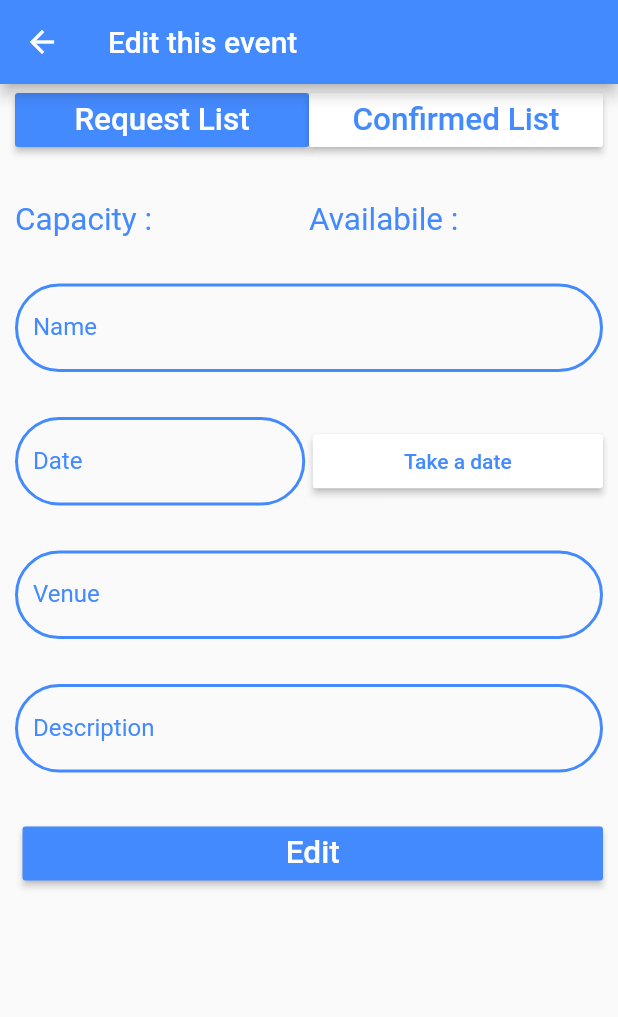
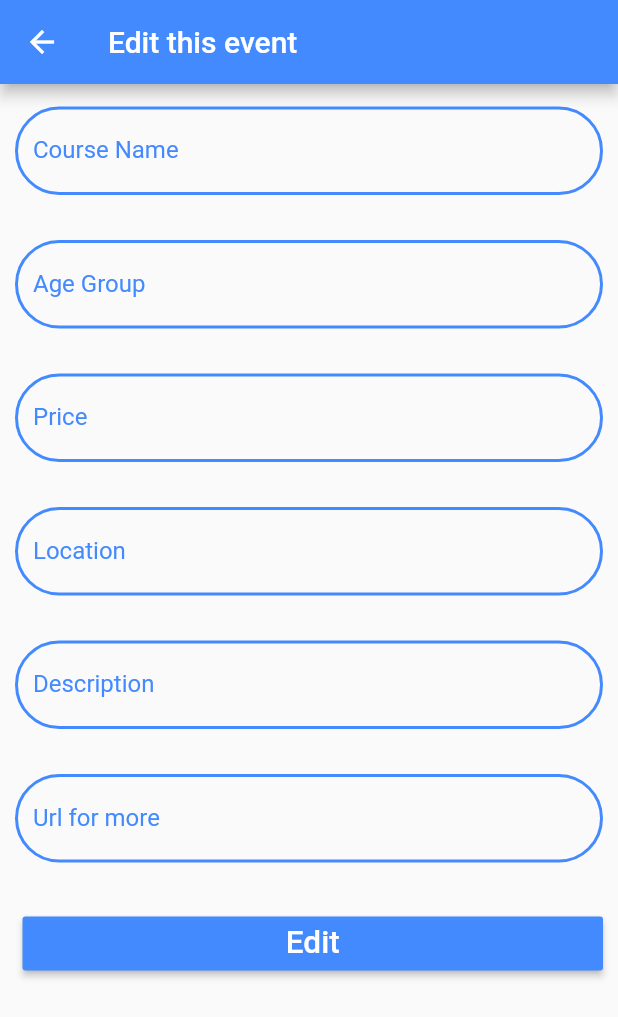
Before and after one commit to Group40/SandT_Group, a Flutter app: the EditCourse screen opened directly with empty values, on a phone screen of 412 x 824 dp. Shown: the top 1017 px of the screen. Run offline on Flutter 3.47's test engine with Material 2 defaults, Android fonts, the phone set to English and light mode, and no system bars; our stand-ins replace email_validator, flutter_calendar_carousel, font_awesome_flutter, image_picker, shared_preferences; accounts and stored records are empty; network calls fail.

Commit message:
Edit course

```diff
--- a/lib/Institute/EditCourse.dart
+++ b/lib/Institute/EditCourse.dart
@@ -2,11 +2,11 @@ import 'package:flutter/material.dart';
 import 'package:http/http.dart' as http;
 import 'dart:async';
 import 'dart:convert';
-// import 'EventPublishing.dart';
-// import 'RequestList.dart';
-// import 'ConfirmedList.dart';
 
-var url = "http://10.0.2.2:8080/updateEvent";
+import 'package:sandtgroup/Institute/AdminCourseList.dart';
+import './AdminCourseList.dart';
+
+var url2 = "http://10.0.2.2:8080/updateCourse";
 
 class EditCourse extends StatefulWidget {
   final String text;
@@ -19,51 +19,52 @@ class EditCourse extends StatefulWidget {
 
 class EditCourseState extends State<EditCourse> {
   EditCourseState(String text);
-  DateTime _dateTime = DateTime.now();
   var _formKey = GlobalKey<FormState>();
-  var event;
+  var course;
   String name = '';
   String id = '';
-  String date = '';
-  String venue = '';
+  String ageGroup = '';
+  String price = '';
+  String location = '';
   String description = '';
-  String headCount = '';
-  String available = '';
+  String url = '';
 
   Future<String> getData() async {
     http.Response response = await http.get(
-        Uri.encodeFull("http://10.0.2.2:8080/findAllEvents/" + widget.text),
+        Uri.encodeFull("http://10.0.2.2:8080/findAllCourses/" + widget.text),
         headers: {"Accept": "application/json"});
 
     this.setState(() {
-      event = jsonDecode(response.body);
-      id = event['id'];
-      name = event['name'];
-      date = event['date'];
-      venue = event['venue'];
-      description = event['description'];
-      headCount = event['headCount'];
-      available = event['available'];
+      course = jsonDecode(response.body);
+      id = course['id'];
+      name = course['name'];
+      ageGroup = course['ageGroup'];
+      price = course['price'];
+      location = course['location'];
+      description = course['description'];
+      url = course['url'];
     });
   }
 
   TextEditingController nameController = TextEditingController();
-  TextEditingController dateController = TextEditingController();
-  TextEditingController venueController = TextEditingController();
+  TextEditingController ageGroupController = TextEditingController();
+  TextEditingController priceController = TextEditingController();
+  TextEditingController locationController = TextEditingController();
   TextEditingController descriptionController = TextEditingController();
+  TextEditingController urlController = TextEditingController();
 
   void update() async {
     debugPrint('funtion called');
     var body = jsonEncode({
       'id': id,
       'name': nameController.text,
-      'date': dateController.text,
-      'venue': venueController.text,
+      'ageGroup': ageGroupController.text,
+      'price': priceController.text,
+      'location': locationController.text,
       'description': descriptionController.text,
-      'headCount': headCount,
-      'available': available
+      'url': urlController.text
     });
-    return await http.post(url, body: body, headers: {
+    return await http.post(url2, body: body, headers: {
       "Accept": "application/json",
       "content-type": "application/json"
     }).then((dynamic res) {
@@ -107,7 +108,7 @@ class EditCourseState extends State<EditCourse> {
               Navigator.pop(context, true);
               Navigator.pop(context, true);
               Navigator.push(context, MaterialPageRoute(builder: (context) {
-                // return EventPublishing();
+                return AdminCourse();
               }));
             }),
         //Optional back button ends
@@ -120,96 +121,6 @@ class EditCourseState extends State<EditCourse> {
                 EdgeInsets.only(top: 0.0, left: 10.0, right: 10.0, bottom: 5),
             child: ListView(
               children: <Widget>[
-                //Buttons
-                Padding(
-                  padding: EdgeInsets.only(top: 0, bottom: 15.0),
-                  child: Row(
-                    children: <Widget>[
-                      //Request Button
-                      Expanded(
-                        child: RaisedButton(
-                          color: Theme.of(context).primaryColor,
-                          textColor: Theme.of(context).accentColor,
-                          child: Text(
-                            'Request List',
-                            textScaleFactor: 1.5,
-                            style: TextStyle(
-                              color: Theme.of(context).accentColor,
-                            ),
-                          ),
-                          onPressed: () {
-                            setState(() {
-                              Navigator.push(context,
-                                  MaterialPageRoute(builder: (context) {
-                                // return RequestList(text: id);
-                              }));
-                            });
-                          },
-                        ),
-                      ),
-
-                      //Confirm Button
-                      Expanded(
-                        child: RaisedButton(
-                          color: Theme.of(context).accentColor,
-                          textColor: Theme.of(context).primaryColorLight,
-                          child: Text(
-                            'Confirmed List',
-                            textScaleFactor: 1.5,
-                            style: TextStyle(
-                              color: Theme.of(context).primaryColor,
-                            ),
-                          ),
-                          onPressed: () {
-                            setState(() {
-                              Navigator.push(context,
-                                  MaterialPageRoute(builder: (context) {
-                                // return ConfirmedList(text: id);
-                              }));
-                            });
-                          },
-                        ),
-                      ),
-                    ],
-                  ),
-                ),
-
-                //Capacity and Availability
-                Padding(
-                  padding: EdgeInsets.only(top: 15.0, bottom: 15.0),
-                  child: Row(
-                    children: <Widget>[
-                      //Capacity
-                      Expanded(
-                        child: Text(
-                          'Capacity : ' + headCount,
-                          textScaleFactor: 1.5,
-                          style: TextStyle(
-                            color: Theme.of(context).primaryColor,
-                          ),
-                        ),
-                      ),
-                      Container(
-                        width: 5.0,
-                      ),
-
-                      //Availability
-                      Expanded(
-                        child: Text(
-                          'Availabile : ' + available,
-                          textScaleFactor: 1.5,
-                          style: TextStyle(
-                            color: Theme.of(context).primaryColor,
-                          ),
-                        ),
-                      ),
-                      Container(
-                        width: 5.0,
-                      ),
-                    ],
-                  ),
-                ),
-
                 //Name Field
                 Padding(
                   padding: EdgeInsets.only(top: 15.0, bottom: 15.0),
@@ -217,7 +128,7 @@ class EditCourseState extends State<EditCourse> {
                     controller: nameController..text = name,
                     validator: (String value) {
                       if (value.isEmpty) {
-                        return 'Please enter the Name';
+                        return 'Please enter a course name';
                       }
                       return null;
                     },
@@ -228,7 +139,7 @@ class EditCourseState extends State<EditCourse> {
                       debugPrint('Something changed in Text Field');
                     },
                     decoration: InputDecoration(
-                        labelText: 'Name',
+                        labelText: 'Course Name',
                         labelStyle: TextStyle(
                           color: Theme.of(context).primaryColor,
                         ),
@@ -244,19 +155,14 @@ class EditCourseState extends State<EditCourse> {
                   ),
                 ),
 
-                //Date Field
+                //Age Group Field
                 Padding(
                   padding: EdgeInsets.only(top: 15.0, bottom: 15.0),
-                  child: Row(
-                    children: <Widget>[
-                      //Date Field
-                      Expanded(
                   child: TextFormField(
-                          enabled: false,
-                          controller: dateController..text = date,
+                    controller: ageGroupController..text = ageGroup,
                     validator: (String value) {
                       if (value.isEmpty) {
-                              return 'Please enter the date';
+                        return 'Please enter age group';
                       }
                       return null;
                     },
@@ -267,11 +173,11 @@ class EditCourseState extends State<EditCourse> {
                       debugPrint('Something changed in Text Field');
                     },
                     decoration: InputDecoration(
-                              labelText: 'Date',
+                        labelText: 'Age Group',
                         labelStyle: TextStyle(
                           color: Theme.of(context).primaryColor,
                         ),
-                              disabledBorder: OutlineInputBorder(
+                        enabledBorder: OutlineInputBorder(
                           borderSide: BorderSide(
                               color: Theme.of(context).primaryColor,
                               width: 2.0),
@@ -282,53 +188,15 @@ class EditCourseState extends State<EditCourse> {
                         )),
                   ),
                 ),
-                      Container(
-                        width: 5.0,
-                      ),
 
-                      //Calendar Button
-                      Expanded(
-                        child: ButtonTheme(
-                          child: RaisedButton(
-                            color: Theme.of(context).accentColor,
-                            child: Text(
-                              'Take a date',
-                              style: TextStyle(
-                                color: Theme.of(context).primaryColor,
-                              ),
-                            ),
-                            onPressed: () {
-                              showDatePicker(
-                                context: context,
-                                initialDate: DateTime.now(),
-                                firstDate: DateTime(2001),
-                                lastDate: DateTime(2222),
-                              ).then((inputDate) => {
-                                    setState(() {
-                                      if (inputDate != null) {
-                                        _dateTime = inputDate;
-                                        date = _dateTime
-                                            .toString()
-                                            .substring(0, 10);
-                                      }
-                                    }),
-                                  });
-                            },
-                          ),
-                        ),
-                      ),
-                    ],
-                  ),
-                ),
-
-                //Venue Field
+                //Price Field
                 Padding(
                   padding: EdgeInsets.only(top: 15.0, bottom: 15.0),
                   child: TextFormField(
-                    controller: venueController..text = venue,
+                    controller: priceController..text = price,
                     validator: (String value) {
                       if (value.isEmpty) {
-                        return 'Please enter the venue';
+                        return 'Please enter the price';
                       }
                       return null;
                     },
@@ -339,7 +207,41 @@ class EditCourseState extends State<EditCourse> {
                       debugPrint('Something changed in Text Field');
                     },
                     decoration: InputDecoration(
-                        labelText: 'Venue',
+                        labelText: 'Price',
+                        labelStyle: TextStyle(
+                          color: Theme.of(context).primaryColor,
+                        ),
+                        enabledBorder: OutlineInputBorder(
+                          borderSide: BorderSide(
+                              color: Theme.of(context).primaryColor,
+                              width: 2.0),
+                          borderRadius: BorderRadius.circular(35.0),
+                        ),
+                        border: OutlineInputBorder(
+                          borderRadius: BorderRadius.circular(5.0),
+                        )),
+                  ),
+                ),
+
+                //Location Field
+                Padding(
+                  padding: EdgeInsets.only(top: 15.0, bottom: 15.0),
+                  child: TextFormField(
+                    controller: locationController..text = location,
+                    validator: (String value) {
+                      if (value.isEmpty) {
+                        return 'Please enter the location';
+                      }
+                      return null;
+                    },
+                    style: TextStyle(
+                      color: Theme.of(context).primaryColor,
+                    ),
+                    onChanged: (value) {
+                      debugPrint('Something changed in Text Field');
+                    },
+                    decoration: InputDecoration(
+                        labelText: 'Location',
                         labelStyle: TextStyle(
                           color: Theme.of(context).primaryColor,
                         ),
@@ -375,6 +277,40 @@ class EditCourseState extends State<EditCourse> {
                     },
                     decoration: InputDecoration(
                         labelText: 'Description',
+                        labelStyle: TextStyle(
+                          color: Theme.of(context).primaryColor,
+                        ),
+                        enabledBorder: OutlineInputBorder(
+                          borderSide: BorderSide(
+                              color: Theme.of(context).primaryColor,
+                              width: 2.0),
+                          borderRadius: BorderRadius.circular(35.0),
+                        ),
+                        border: OutlineInputBorder(
+                          borderRadius: BorderRadius.circular(5.0),
+                        )),
+                  ),
+                ),
+
+                //Url Field
+                Padding(
+                  padding: EdgeInsets.only(top: 15.0, bottom: 15.0),
+                  child: TextFormField(
+                    controller: urlController..text = url,
+                    validator: (String value) {
+                      if (value.isEmpty) {
+                        return 'Please enter the url for more';
+                      }
+                      return null;
+                    },
+                    style: TextStyle(
+                      color: Theme.of(context).primaryColor,
+                    ),
+                    onChanged: (value) {
+                      debugPrint('Something changed in Text Field');
+                    },
+                    decoration: InputDecoration(
+                        labelText: 'Url for more',
                         labelStyle: TextStyle(
                           color: Theme.of(context).primaryColor,
                         ),
```
Lines whose indentation alone changed are shown as unchanged.
